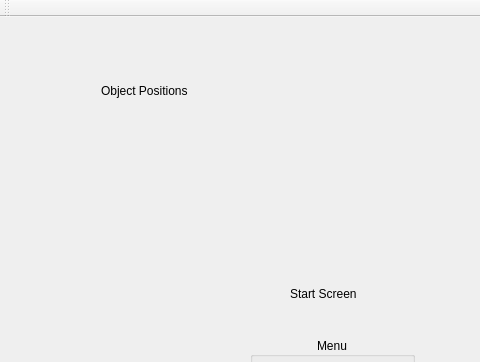
The window that SpaceTurtleSpeedTyping/GameWindow/gamewindow.ui (KunaalKumar/SATVocabTypingGame) describes before a commit, drawn with Qt 5; both pictures show x 0 to 480 and y 0 to 362 of the 720 by 1280 pixel window.
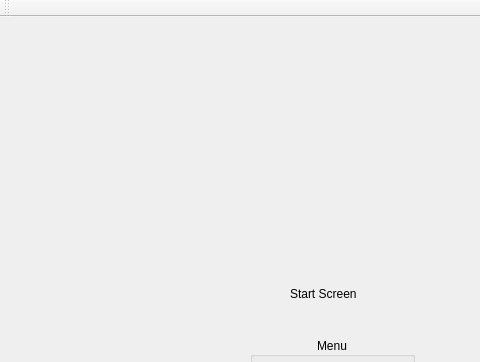
The same window after the commit.

Commit message: Optimize box movement

The edit to the form file:
```diff
--- a/SpaceTurtleSpeedTyping/GameWindow/gamewindow.ui
+++ b/SpaceTurtleSpeedTyping/GameWindow/gamewindow.ui
@@ -95,50 +95,6 @@
        </property>
       </widget>
      </widget>
-     <widget class="QWidget" name="layoutWidget">
-      <property name="geometry">
-       <rect>
-        <x>60</x>
-        <y>30</y>
-        <width>141</width>
-        <height>242</height>
-       </rect>
-      </property>
-      <layout class="QVBoxLayout" name="verticalLayout">
-       <property name="spacing">
-        <number>10</number>
-       </property>
-       <property name="sizeConstraint">
-        <enum>QLayout::SetMinimumSize</enum>
-       </property>
-       <item>
-        <widget class="QLabel" name="label_3">
-         <property name="text">
-          <string>Object Positions</string>
-         </property>
-         <property name="margin">
-          <number>5</number>
-         </property>
-        </widget>
-       </item>
-       <item>
-        <widget class="QLabel" name="gravityLabel">
-         <property name="sizePolicy">
-          <sizepolicy hsizetype="Expanding" vsizetype="Preferred">
-           <horstretch>0</horstretch>
-           <verstretch>0</verstretch>
-          </sizepolicy>
-         </property>
-         <property name="text">
-          <string/>
-         </property>
-         <property name="wordWrap">
-          <bool>true</bool>
-         </property>
-        </widget>
-       </item>
-      </layout>
-     </widget>
     </widget>
     <widget class="QWidget" name="page_2">
      <widget class="QPushButton" name="endGameButton">
```
Left out of the diff: 8 changed lines with no effect on the pictures. The commit also changes 2 other files.
